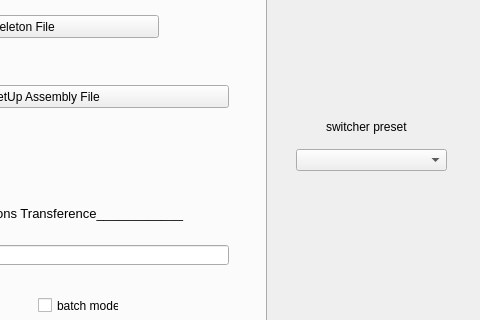
The window that area_tools/anim/transferAnimTool.ui (gastonsbodio/maya_project_manager) describes before a commit, drawn with Qt 5; both pictures show x 304 to 784 and y 121 to 441 of the 784 by 564 pixel window.
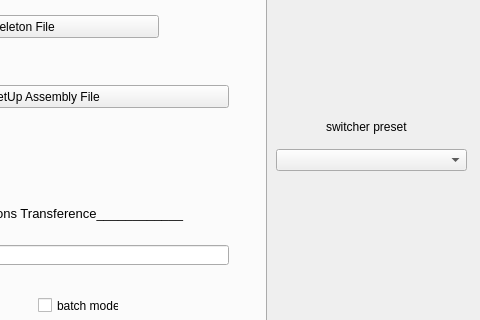
The same window after the commit.

Commit message: fixing anim transf tool

The edit to the form file:
```diff
--- a/area_tools/anim/transferAnimTool.ui
+++ b/area_tools/anim/transferAnimTool.ui
@@ -419,9 +419,9 @@
    <widget class="QComboBox" name="comboB_switch_template">
     <property name="geometry">
      <rect>
-      <x>600</x>
+      <x>580</x>
       <y>270</y>
-      <width>151</width>
+      <width>191</width>
       <height>22</height>
      </rect>
     </property>
```
The commit also changes 1 other file.
